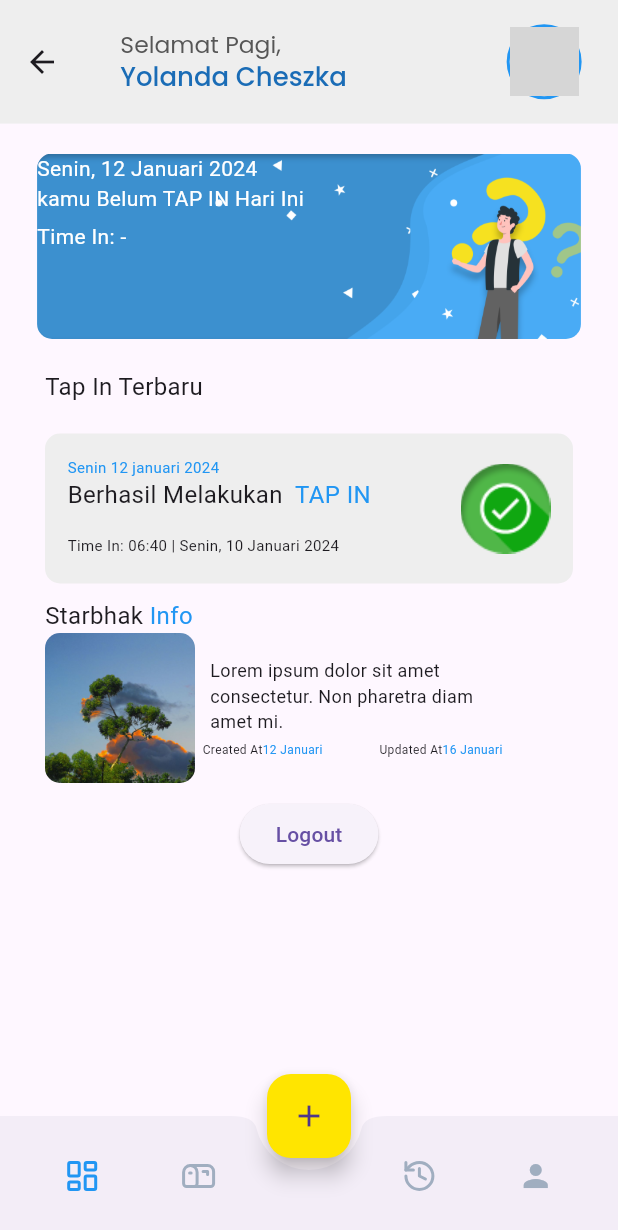
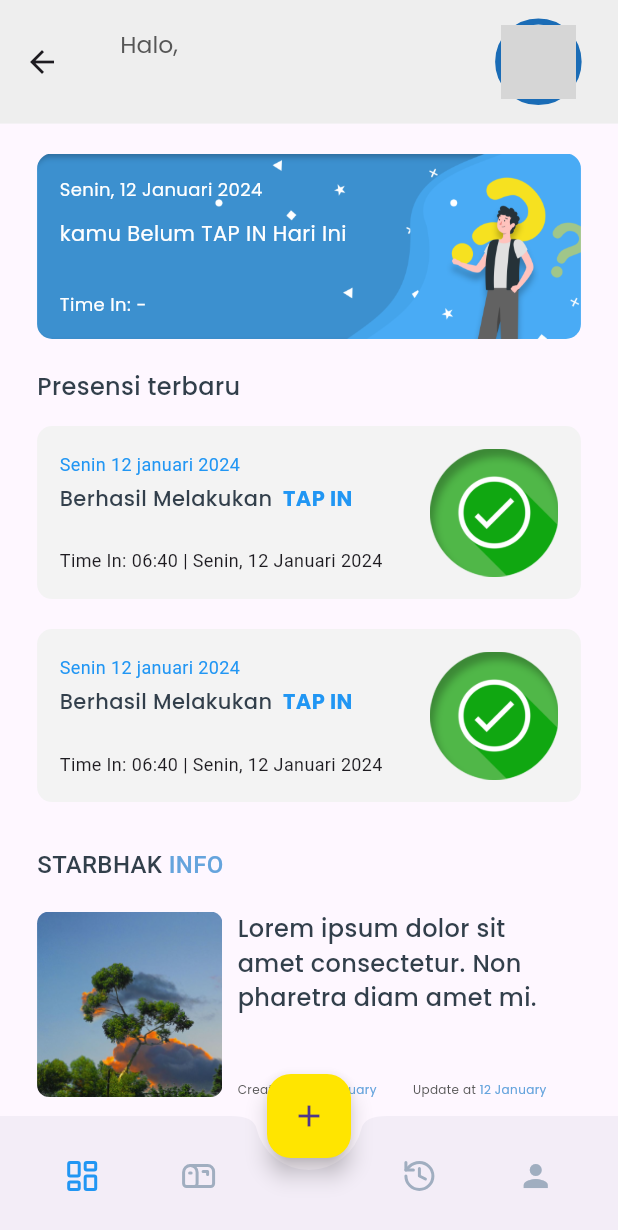
Before and after one commit to FathirAkmalB/Absensi-Mobile-App, a Flutter app: the MainLayout screen opened directly, on a phone screen of 412 x 824 dp. Shown: the top 1230 px of the screen. Run offline on Flutter 3.47's test engine with Material 3 defaults, Android fonts, the phone set to English and light mode, and no system bars; our stand-ins replace google_fonts, lucide_icons, shared_preferences, smooth_page_indicator; accounts and stored records are empty; network calls fail; Roboto replaces fonts that are missing (Salsa); grey boxes are pictures that could not be loaded.

Commit message:
fix: styling homepage

```diff
--- a/lib/components/main_page.dart
+++ b/lib/components/main_page.dart
@@ -1,4 +1,6 @@
+import 'package:absensi_mobile/data/data.dart';
 import 'package:flutter/material.dart';
+import 'package:google_fonts/google_fonts.dart';
 
 class TapIn extends StatefulWidget {
   const TapIn({super.key});
@@ -10,49 +12,107 @@ class TapIn extends StatefulWidget {
 class _TapInState extends State<TapIn> {
   @override
   Widget build(BuildContext context) {
+      double widthScreen = MediaQuery.of(context).size.width;
+    double heightScreen = MediaQuery.of(context).size.height;
+    double font12 = widthScreen * 0.038;
+    double font14 = widthScreen * 0.042;
+
+
     return Container(
-      margin: const EdgeInsets.symmetric(horizontal: 30),
+      margin: EdgeInsets.symmetric(horizontal: widthScreen * 0.06),
       child: Column(
         crossAxisAlignment: CrossAxisAlignment.start,
         children: [
-          const Text('Tap In Terbaru', style: TextStyle(fontSize: 16)),
-          SizedBox(height: 20),
+          Text('Presensi terbaru',
+              style: GoogleFonts.poppins(
+                  fontSize: 16, fontWeight: textMedium, color: blackText)),
+          const SizedBox(height: 15),
+          Column(
+            children: [
               Container(
-            width: double.infinity,
-            height: 100,
+                margin: const EdgeInsets.only(bottom: 20),
+                width: widthScreen,
+                height: widthScreen * 0.28,
                 padding: const EdgeInsets.all(15),
                 decoration: BoxDecoration(
-                color: Colors.grey[200],
-                borderRadius: BorderRadius.circular(10)),
+                    color: whiteBg, borderRadius: BorderRadius.circular(10)),
                 child: Row(
                     mainAxisAlignment: MainAxisAlignment.spaceBetween,
                     children: [
-                  const Column(
+                      Column(
+                        mainAxisAlignment: MainAxisAlignment.spaceAround,
                         crossAxisAlignment: CrossAxisAlignment.start,
                         children: [
                           Text(
                             'Senin 12 januari 2024',
-                        style: TextStyle(fontSize: 10, color: Colors.blue),
+                            style: TextStyle(fontSize: 12, color: Colors.blue),
                           ),
                           Row(children: [
                             Text(
                               'Berhasil Melakukan ',
-                          style: TextStyle(fontSize: 16),
+                              style: GoogleFonts.poppins(
+                                fontWeight: textMedium,
+                                  fontSize: 14, color: blackText),
                             ),
                             Text(
                               ' TAP IN',
-                          style: TextStyle(fontSize: 16, color: Colors.blue),
+                              style: GoogleFonts.poppins(
+                                fontWeight: textBold,
+                                  fontSize: 14, color: Colors.blue),
                             ),
                           ]),
                           SizedBox(height: 15),
                           Text(
-                        'Time In: 06:40 | Senin, 10 Januari 2024',
-                        style: TextStyle(fontSize: 10),
+                            'Time In: 06:40 | Senin, 12 Januari 2024',
+                            style: TextStyle(fontSize: 12),
                           ),
                         ],
                       ),
                       Image.asset('images/GreenCheck.png')
                     ]),
+              ),
+              Container(
+                margin: const EdgeInsets.only(bottom: 20),
+                width: widthScreen,
+                height: widthScreen * 0.28,
+                padding: const EdgeInsets.all(15),
+                decoration: BoxDecoration(
+                    color: whiteBg, borderRadius: BorderRadius.circular(10)),
+                child: Row(
+                    mainAxisAlignment: MainAxisAlignment.spaceBetween,
+                    children: [
+                      Column(
+                        mainAxisAlignment: MainAxisAlignment.spaceAround,
+                        crossAxisAlignment: CrossAxisAlignment.start,
+                        children: [
+                          Text(
+                            'Senin 12 januari 2024',
+                            style: TextStyle(fontSize: 12, color: Colors.blue),
+                          ),
+                          Row(children: [
+                            Text(
+                              'Berhasil Melakukan ',
+                              style: GoogleFonts.poppins(
+                                fontWeight: textMedium,
+                                  fontSize: 14, color: blackText),
+                            ),
+                            Text(
+                              ' TAP IN',
+                              style: GoogleFonts.poppins(
+                                fontWeight: textBold,
+                                  fontSize: 14, color: Colors.blue),
+                            ),
+                          ]),
+                          SizedBox(height: 15),
+                          Text(
+                            'Time In: 06:40 | Senin, 12 Januari 2024',
+                            style: TextStyle(fontSize: 12),
+                          ),
+                        ],
+                      ),
+                      Image.asset('images/GreenCheck.png')
+                    ]),
+              ),  ],
           )
         ],
       ),
--- a/lib/components/star_info.dart
+++ b/lib/components/star_info.dart
@@ -1,4 +1,6 @@
+import 'package:absensi_mobile/data/data.dart';
 import 'package:flutter/material.dart';
+import 'package:google_fonts/google_fonts.dart';
 
 class StarInfo extends StatefulWidget {
   const StarInfo({super.key});
@@ -10,87 +12,111 @@ class StarInfo extends StatefulWidget {
 class _StarInfoState extends State<StarInfo> {
   @override
   Widget build(BuildContext context) {
+    double widthScreen = MediaQuery.of(context).size.width;
+    double heightScreen = MediaQuery.of(context).size.height;
+    double font12 = widthScreen * 0.038;
+    double font14 = widthScreen * 0.042;
+
     return Container(
-      margin: EdgeInsets.symmetric(
-        horizontal: 30,
-        vertical: 10
-      ),
-      child:  Column(
+      width: widthScreen,
+      margin:
+          EdgeInsets.symmetric(horizontal: widthScreen * 0.06, vertical: 10),
+      child: Column(
         mainAxisAlignment: MainAxisAlignment.start,
         crossAxisAlignment: CrossAxisAlignment.start,
         children: [
           Row(
             children: [
-               Text('Starbhak ',
-                style: TextStyle(
-                  fontSize: 16
-                )
+              Text(
+                'STARBHAK ',
+                style: GoogleFonts.salsa(
+                    fontWeight: textMedium, fontSize: 16, color: blackText),
               ),
-               Text('Info',
-                style: TextStyle(
-                  fontSize: 16,
-                  color: Colors.blue
-                )
-          ),
+              Text('INFO',
+                  style: GoogleFonts.salsa(
+                      fontWeight: textMedium, fontSize: 16, color: blueSky)),
             ],
           ),
-          Row(children:[
-            ClipRRect(
-              borderRadius: BorderRadius.circular(10),
-              child: Image.asset('images/berita.png',
-                  width: 100,
-                  height: 100,
-                  fit: BoxFit.cover
-              )
+          const SizedBox(height: 20),
+          Container(
+            width: widthScreen,
+            height: widthScreen * 0.3,
+            decoration: const BoxDecoration(
+                borderRadius: BorderRadius.all(Radius.circular(8))),
+            child: Row(
+              children: [
+                Container(
+                  width: widthScreen * 0.3,
+                  height: widthScreen * 0.3,
+                  decoration: const BoxDecoration(
+                      borderRadius: BorderRadius.all(Radius.circular(8)),
+                      image: DecorationImage(
+                          image: AssetImage('images/berita.png'),
+                          fit: BoxFit.cover)),
                 ),
-             Column(children:[
                 Container(
-                margin: EdgeInsets.only(left:10),
-                width: 200,
-                child: Text('Lorem ipsum dolor sit amet consectetur. Non pharetra diam amet mi.',
-                style: TextStyle(fontSize: 12)
-                )),
-              Container(
-                width: 200,
-                margin: EdgeInsets.only(top:5),
-                child: Row(
+                  width: widthScreen * 0.5,
+                  margin: const EdgeInsets.only(left: 10),
+                  child: Column(
+                    mainAxisAlignment: MainAxisAlignment.spaceBetween,
+                    children: [
+                      Text(
+                        'Lorem ipsum dolor sit amet consectetur. Non pharetra diam amet mi.',
+                        style: GoogleFonts.poppins(
+                          fontSize: 16,
+                          fontWeight: textMedium,
+                          color: blackText,
+                        ),
+                        overflow: TextOverflow.ellipsis,
+                        maxLines: 3,
+                      ),
+                      Row(
                         mainAxisAlignment: MainAxisAlignment.spaceBetween,
                         children: [
                           Row(
                             children: [
-                        Text('Created At',
-                        style: TextStyle(
-                          fontSize: 8
-                        )
+                              Text(
+                                'Created at',
+                                style: GoogleFonts.poppins(
+                                  fontSize: 8,
+                                  color: hintText,
                                 ),
-                        Text('12 Januari',
-                        style: TextStyle(
-                          color:Colors.blue,
-                          fontSize: 8
-                        )
+                              ),
+                              Text(
+                                ' 12 January',
+                                style: GoogleFonts.poppins(
+                                  fontSize: 8,
+                                  color: blueSky,
+                                ),
                               ),
                             ],
                           ),
                           Row(
                             children: [
-                        Text('Updated At',
-                        style: TextStyle(
-                          fontSize: 8
-                        )
+                              Text(
+                                'Update at',
+                                style: GoogleFonts.poppins(
+                                  fontSize: 8,
+                                  color: hintText,
                                 ),
-                        Text('16 Januari',
-                        style: TextStyle(
-                          color:Colors.blue,
-                          fontSize: 8
-                        )
+                              ),
+                              Text(
+                                ' 12 January',
+                                style: GoogleFonts.poppins(
+                                  fontSize: 8,
+                                  color: blueSky,
+                                ),
                               ),
                             ],
-                    ),
+                          )
+                        ],
+                      )
                     ],
                   ),
+                )
+              ],
             ),
-            ])
-          ])
+          )
         ],
       ),
     );
--- a/lib/data/data.dart
+++ b/lib/data/data.dart
@@ -24,6 +24,7 @@ FontWeight textMedium = FontWeight.w500;
 FontWeight textExtra = FontWeight.w800;
 Color borderInput = Color(0xFFE2E2E2);
 Color whiteText = Colors.white;
+Color whiteBg = Color.fromARGB(255, 243, 243, 243);
 
 const Gradient blueGradient = LinearGradient(
   colors: [
--- a/lib/home_screen.dart
+++ b/lib/home_screen.dart
@@ -8,7 +8,6 @@ import 'package:shared_preferences/shared_preferences.dart';
 import 'components/star_info.dart';
 import 'package:http/http.dart' as http;
 
-
 class HomePage extends StatefulWidget {
   const HomePage({super.key});
 
@@ -17,6 +16,21 @@ class HomePage extends StatefulWidget {
 }
 
 class _HomePageState extends State<HomePage> {
+  String username = '';
+
+  @override
+  void initState() {
+    super.initState();
+    _getUser();
+  }
+
+  Future<void> _getUser() async {
+    final prefs = await SharedPreferences.getInstance();
+    setState(() {
+      username = prefs.getString('username')!;
+    });
+  }
+
   @override
   Widget build(BuildContext context) {
     double widthScreen = MediaQuery.of(context).size.width;
@@ -39,36 +53,35 @@ class _HomePageState extends State<HomePage> {
                 mainAxisAlignment: MainAxisAlignment.spaceEvenly,
                 children: [
                   Text(
-                    'Selamat Pagi,',
-                    style: GoogleFonts.poppins(
-                        fontSize: font12, color: hintText),
+                    'Halo,',
+                    style:
+                        GoogleFonts.poppins(fontSize: font12, color: hintText),
                   ),
                   Text(
-                    'Yolanda Cheszka',
+                    username,
                     style: GoogleFonts.poppins(
                         fontSize: font14,
                         color: blueColor,
-                      fontWeight: textMedium
-                    ),
+                        fontWeight: textMedium),
                   ),
                 ],
               ),
               Container(
-                width: 50,
-                height: 50,
+                width: widthScreen * 0.14,
+                height: widthScreen * 0.14,
                 decoration: BoxDecoration(
                   shape: BoxShape.circle,
                   border: Border.all(
-                    color: Colors.blue, // Adjust the border color as needed
-                    width: 2.0, // Adjust the border width as needed
+                    color: blueColor,
+                    width: 4,
                   ),
                 ),
                 child: ClipOval(
                   child: Image.network(
                     'https://t4.ftcdn.net/jpg/03/64/21/11/360_F_364211147_1qgLVxv1Tcq0Ohz3FawUfrtONzz8nq3e.jpg',
                     fit: BoxFit.cover,
-                    height: 50,
-                    width: 50,
+                    height: widthScreen * 0.14,
+                    width: widthScreen * 0.14,
                   ),
                 ),
               )
@@ -76,8 +89,10 @@ class _HomePageState extends State<HomePage> {
           ),
         ),
       ),
-      body: Column(mainAxisAlignment: MainAxisAlignment.start, children: [
+      body: SingleChildScrollView(
+        child: Column(mainAxisAlignment: MainAxisAlignment.start, children: [
           Container(
+            padding: const EdgeInsets.symmetric(horizontal: 15, vertical: 15),
             decoration: BoxDecoration(
                 image: const DecorationImage(
                   image: AssetImage('images/home1.png'),
@@ -86,32 +101,46 @@ class _HomePageState extends State<HomePage> {
                 borderRadius: BorderRadius.circular(10)),
             width: widthScreen,
             height: widthScreen * 0.3,
-          margin: EdgeInsets.symmetric(vertical: 20, horizontal: widthScreen * 0.06),
-          child: const Column(
+            margin: EdgeInsets.symmetric(
+                vertical: 20, horizontal: widthScreen * 0.06),
+            child: Column(
+              mainAxisAlignment: MainAxisAlignment.spaceBetween,
               crossAxisAlignment: CrossAxisAlignment.start,
               children: [
                 Text(
                   'Senin, 12 Januari 2024',
-                style: TextStyle(color: Colors.white),
+                  style: GoogleFonts.poppins(
+                    fontSize: 12,
+                    color: whiteText
+                  ),
                 ),
                 Text(
                   'kamu Belum TAP IN Hari Ini',
-                style: TextStyle(color: Colors.white),
+                  style: GoogleFonts.poppins(
+                    fontSize: 14,
+                    color: whiteText
+                  ),
                 ),
                 SizedBox(height: 5),
                 Text(
                   'Time In: -',
-                style: TextStyle(color: Colors.white),
+                  style: GoogleFonts.poppins(
+                    fontSize: 12,
+                    color: whiteText
+                  ),
                 ),
               ],
             ),
           ),
           TapIn(),
           StarInfo(),
-        ElevatedButton(onPressed: (){
+          ElevatedButton(
+              onPressed: () {
                 _logout();
-        }, child:Text('Logout'))
+              },
+              child: Text('Logout'))
         ]),
+      ),
     );
   }
 
--- a/lib/login_form.dart
+++ b/lib/login_form.dart
@@ -35,25 +35,23 @@ class _LoginState extends State<Login> {
       if (response.statusCode == 200) {
         print('success');
         final userData = jsonData;
-        print(userData);
+
         String token = userData['token'];
         String username = userData['username'];
         String createdUser = userData['created_user'];
-        final identity = userData['identity'];
+        // final identity = userData['identity'];
         String type = userData['type'];
 
         SharedPreferences preferences = await SharedPreferences.getInstance();
         await preferences.setString('token', token);
         await preferences.setString('username', username);
+        await preferences.setString('type', type);
+        // await preferences.setString('identity', identity);
         await preferences.setString('created_user', createdUser);
         await preferences.setString('created_user', createdUser);
 
         Navigator.of(context).pushReplacement(MaterialPageRoute(
-            builder: (context) => type == 'siswa'
-                ? const MainLayout(
-                    initialIndex: 0,
-                  )
-                : const HomePage()));
+            builder: (context) =>const MainLayout(initialIndex: 0)));
 
         return jsonData;
       } else {
@@ -132,6 +130,7 @@ class _LoginState extends State<Login> {
                                       fontWeight: FontWeight.w400,
                                     ),
                                     keyboardType: TextInputType.emailAddress,
+                                    controller: username,
                                     decoration: InputDecoration(
                                       hintText: 'Enter your username',
                                       hintStyle: GoogleFonts.mulish(
@@ -168,7 +167,7 @@ class _LoginState extends State<Login> {
                                     obscureText: _isSecurePassword,
                                     style: GoogleFonts.mulish(
                                         color: blackText,
-                                        fontSize: 12,
+                                        fontSize: 14,
                                         fontWeight: textMedium),
                                     keyboardType: TextInputType.emailAddress,
                                     decoration: InputDecoration(
@@ -249,7 +248,7 @@ class _LoginState extends State<Login> {
                             'Belum punya akun?',
                             style: GoogleFonts.mulish(
                               fontSize: 12,
-                              color: outlineInput,
+                              color: Colors.transparent,
                             ),
                           ),
                           TextButton(
@@ -257,7 +256,7 @@ class _LoginState extends State<Login> {
                             child: Text('Daftar',
                                 style: GoogleFonts.mulish(
                                   fontSize: 12,
-                                  color: blueColor,
+                                  color: Colors.transparent,
                                 )),
                           ),
                         ],
--- a/lib/methods/api.dart
+++ b/lib/methods/api.dart
@@ -3,7 +3,7 @@ import 'dart:convert';
 import 'package:http/http.dart' as http;
 
 String stagingUrl = '';
-String ngrok = 'https://4f4f-2001-448a-2020-3995-98c0-5324-f792-7737.ngrok-free.app';
+String ngrok = 'https://f205-2001-448a-2020-711c-466-4cf1-6a1a-fc7c.ngrok-free.app';
 
 class ApiURL{
   static String apiUrl = ngrok;
```
Also changed, not shown: images/GreenCheck.png. Lines whose indentation alone changed are shown as unchanged.
